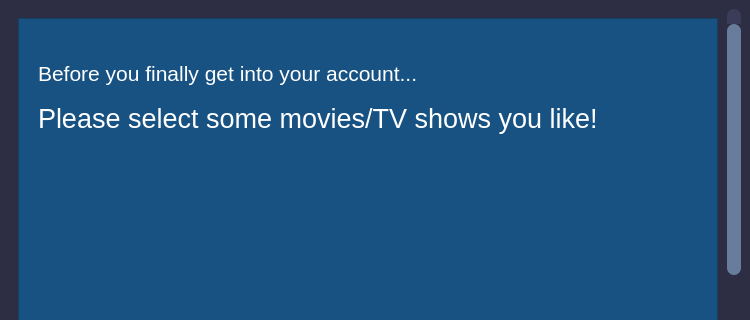
Old version of the form MoviePlatformApp/MoviePlatformApp/PreferencesPage.ui in the repository TudiMoldoveanu/MovieRecomendationApp; both pictures show x 0 to 750 and y 0 to 320 of the 750 by 609 pixel window.
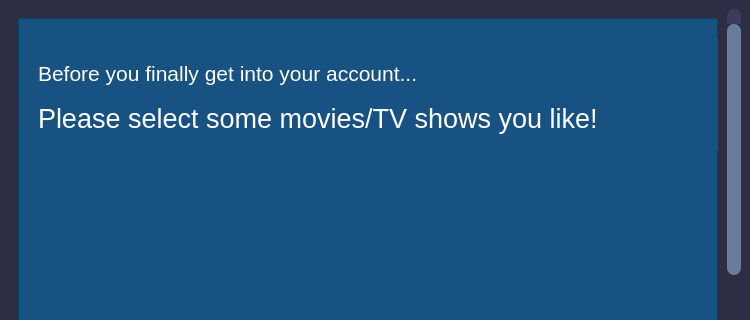
New version of the form. Icons and pictures are not drawn.

Commit message: Added functionality to PreferencesPage 'allDone' button to go back to the login page when user is done choosing movies

```diff
--- a/MoviePlatformApp/MoviePlatformApp/PreferencesPage.ui
+++ b/MoviePlatformApp/MoviePlatformApp/PreferencesPage.ui
@@ -177,7 +177,7 @@
             <rect>
              <x>20</x>
              <y>80</y>
-             <width>581</width>
+             <width>641</width>
              <height>41</height>
             </rect>
            </property>
@@ -191,7 +191,7 @@
            </property>
            <property name="geometry">
             <rect>
-             <x>580</x>
+             <x>590</x>
              <y>20</y>
              <width>111</width>
              <height>111</height>
```
The commit also changes 2 other files.
